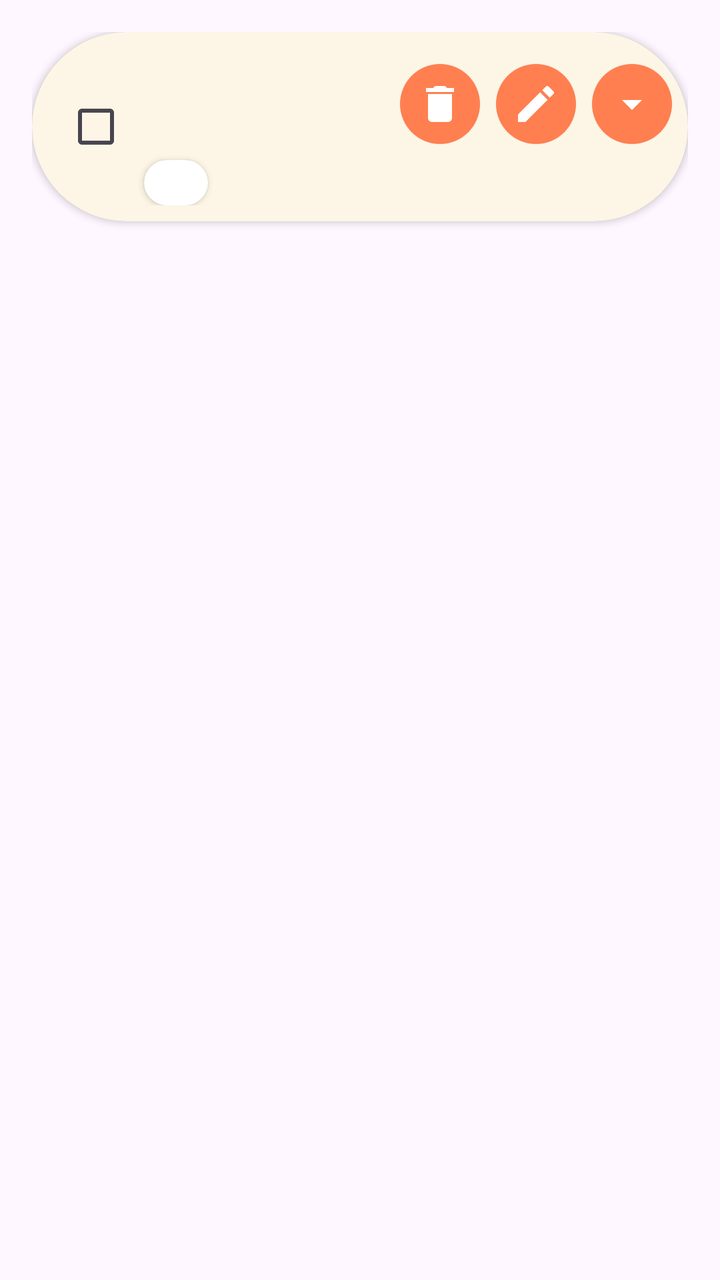
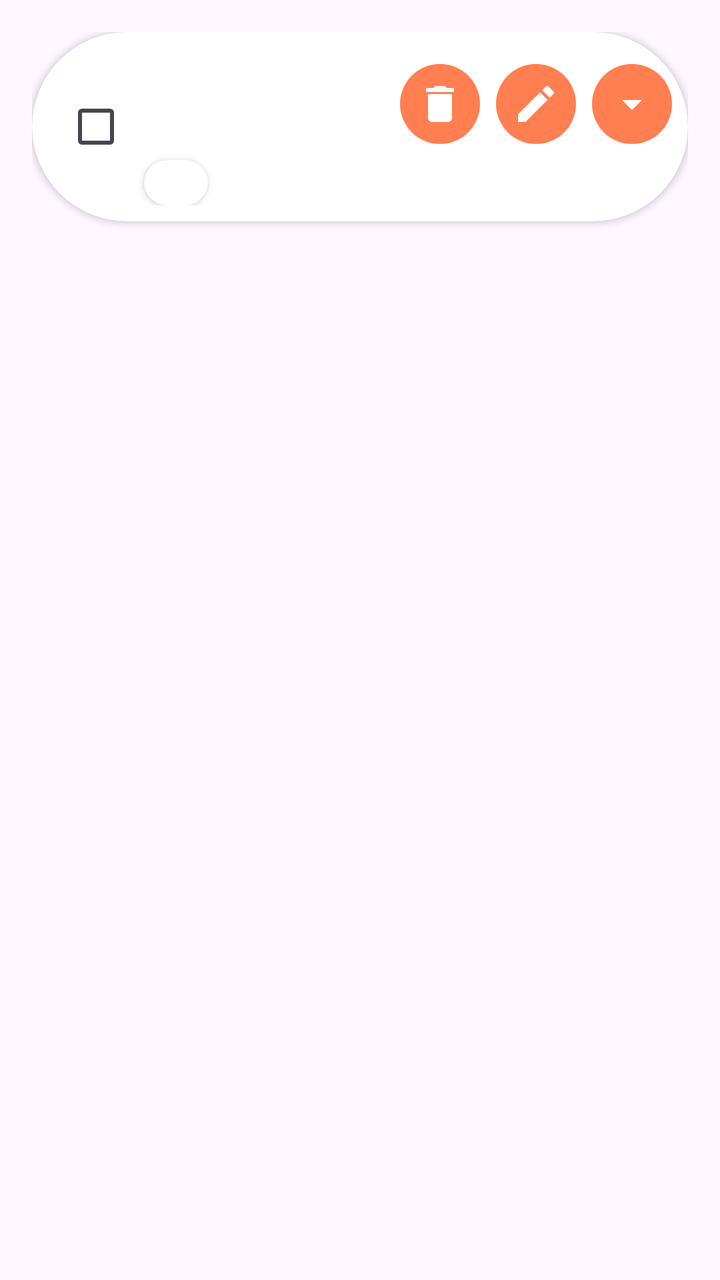

Compare the two renders of this Android layout. The source of the first and the diff that turns it into the second are given below.
<!-- AndroidManifest.xml: application theme Theme.TodoApp -->
<!-- res/layout/task_layout.xml -->
<?xml version="1.0" encoding="utf-8"?>
<layout xmlns:tools="http://schemas.android.com/tools"
    xmlns:android="http://schemas.android.com/apk/res/android"
    xmlns:app="http://schemas.android.com/apk/res-auto">

    <data>

    </data>

    <androidx.constraintlayout.widget.ConstraintLayout
        android:id="@+id/task_layout"
        android:layout_width="match_parent"
        android:layout_height="wrap_content"
        android:padding="16dp">

        <androidx.cardview.widget.CardView
            android:id="@+id/task_card"
            android:layout_width="match_parent"
            android:layout_height="wrap_content"
            app:layout_constraintStart_toStartOf="parent"
            app:layout_constraintTop_toTopOf="parent"
            app:cardCornerRadius="48dp"
            app:cardBackgroundColor="@color/OldLace">

            <androidx.constraintlayout.widget.ConstraintLayout
                android:layout_width="match_parent"
                android:layout_height="match_parent"
                android:padding="8dp">

                <CheckBox
                    android:id="@+id/done_button"
                    android:layout_width="wrap_content"
                    android:layout_height="wrap_content"
                    app:layout_constraintStart_toStartOf="parent"
                    app:layout_constraintTop_toTopOf="parent"
                    app:layout_constraintBottom_toBottomOf="parent"/>

                <TextView
                    android:id="@+id/task_name"
                    android:layout_width="wrap_content"
                    android:layout_height="wrap_content"
                    app:layout_constraintStart_toEndOf="@id/done_button"
                    app:layout_constraintTop_toTopOf="parent"
                    android:layout_marginTop="8dp"
                    android:textSize="17sp"
                    android:textStyle="bold"
                    android:maxWidth="140dp"/>

                <androidx.cardview.widget.CardView
                    android:id="@+id/priority_field"
                    android:layout_width="wrap_content"
                    android:layout_height="wrap_content"
                    app:layout_constraintStart_toEndOf="@id/done_button"
                    app:layout_constraintTop_toBottomOf="@id/delete_button"
                    app:cardCornerRadius="16dp"
                    android:layout_marginTop="8dp"
                    android:layout_marginBottom="8dp">

                    <LinearLayout
                        android:layout_width="match_parent"
                        android:layout_height="match_parent"
                        android:gravity="center"
                        android:orientation="horizontal">

                        <TextView
                            android:id="@+id/priority_text"
                            android:layout_width="match_parent"
                            android:layout_height="match_parent"
                            android:textSize="17sp"
                            android:paddingStart="16dp"
                            android:paddingEnd="16dp" />

                    </LinearLayout>

                </androidx.cardview.widget.CardView>

                <TextView
                    android:id="@+id/reminder_time_text"
                    android:layout_width="wrap_content"
                    android:layout_height="wrap_content"
                    app:layout_constraintEnd_toEndOf="parent"
                    app:layout_constraintTop_toTopOf="@id/priority_field"
                    android:layout_marginEnd="8dp"
                    android:textSize="17sp"
                    android:maxWidth="100dp"
                    android:textAlignment="center"/>

                <ImageButton
                    android:id="@+id/drop_down_up_button"
                    android:layout_width="wrap_content"
                    android:layout_height="wrap_content"
                    app:layout_constraintEnd_toEndOf="parent"
                    app:layout_constraintTop_toTopOf="@id/edit_button"
                    android:src="@drawable/baseline_arrow_drop_down_24"
                    style="@style/RoundedImageButton"/>

                <ImageButton
                    android:id="@+id/edit_button"
                    android:layout_width="40dp"
                    android:layout_height="40dp"
                    app:layout_constraintEnd_toStartOf="@id/drop_down_up_button"
                    app:layout_constraintTop_toTopOf="parent"
                    android:src="@drawable/baseline_edit_24"
                    style="@style/RoundedImageButton"
                    android:layout_marginTop="8dp"
                    android:layout_marginEnd="8dp" />

                <ImageButton
                    android:id="@+id/delete_button"
                    android:layout_width="40dp"
                    android:layout_height="40dp"
                    app:layout_constraintEnd_toStartOf="@id/edit_button"
                    app:layout_constraintTop_toTopOf="@id/edit_button"
                    android:src="@drawable/baseline_delete_24"
                    style="@style/RoundedImageButton"
                    android:layout_marginEnd="8dp"/>

            </androidx.constraintlayout.widget.ConstraintLayout>

        </androidx.cardview.widget.CardView>

        <LinearLayout
            android:id="@+id/notes_layout"
            android:layout_width="0dp"
            android:layout_height="match_parent"
            app:layout_constraintTop_toBottomOf="@id/task_card"
            app:layout_constraintStart_toStartOf="@id/task_card"
            app:layout_constraintEnd_toEndOf="@id/task_card"
            android:background="@color/LightGrey"
            android:orientation="vertical"
            android:layout_marginTop="-32dp"
            android:paddingTop="36dp"
            android:paddingBottom="16dp"
            android:visibility="gone">

            <TextView
                android:layout_width="wrap_content"
                android:layout_height="wrap_content"
                android:text="Notes:"
                android:textSize="17sp"
                android:textStyle="bold"
                android:layout_marginStart="16dp"/>

            <TextView
                android:id="@+id/notes_text"
                android:layout_width="wrap_content"
                android:layout_height="wrap_content"
                android:layout_marginStart="16dp"
                android:layout_marginTop="8dp"
                android:textSize="17sp"
                android:maxWidth="300dp"/>

        </LinearLayout>

    </androidx.constraintlayout.widget.ConstraintLayout>
</layout>
<!-- resources referenced by this layout -->
<resources>
  <color name="LightGrey">#F0F0F0</color>
  <color name="OldLace">#FDF5E6</color>
  <!-- drawable baseline_arrow_drop_down_24 (drawable) -->
  <vector xmlns:android="http://schemas.android.com/apk/res/android" android:height="24dp" android:tint="#FFFFFF" android:viewportHeight="24" android:viewportWidth="24" android:width="24dp">
        
      <path android:fillColor="@android:color/white" android:pathData="M7,10l5,5 5,-5z"/>
      
  </vector>
  <!-- drawable baseline_delete_24 (drawable) -->
  <vector xmlns:android="http://schemas.android.com/apk/res/android" android:height="24dp" android:tint="#FFFFFF" android:viewportHeight="24" android:viewportWidth="24" android:width="24dp">
        
      <path android:fillColor="@android:color/white" android:pathData="M6,19c0,1.1 0.9,2 2,2h8c1.1,0 2,-0.9 2,-2V7H6v12zM19,4h-3.5l-1,-1h-5l-1,1H5v2h14V4z"/>
      
  </vector>
  <!-- drawable baseline_edit_24 (drawable) -->
  <vector xmlns:android="http://schemas.android.com/apk/res/android" android:height="24dp" android:tint="#FFFFFF" android:viewportHeight="24" android:viewportWidth="24" android:width="24dp">
        
      <path android:fillColor="@android:color/white" android:pathData="M3,17.25V21h3.75L17.81,9.94l-3.75,-3.75L3,17.25zM20.71,7.04c0.39,-0.39 0.39,-1.02 0,-1.41l-2.34,-2.34c-0.39,-0.39 -1.02,-0.39 -1.41,0l-1.83,1.83 3.75,3.75 1.83,-1.83z"/>
      
  </vector>
  <style name="RoundedImageButton" parent="Widget.AppCompat.ImageButton">
          <item name="android:background">@drawable/rounded_button_background</item>
          <item name="android:scaleType">centerInside</item>
          <item name="android:padding">8dp</item>
      </style>
  <style name="Theme.TodoApp" parent="Base.Theme.TodoApp" />
  <!-- drawable rounded_button_background (drawable) -->
  <?xml version="1.0" encoding="utf-8"?>
  <shape xmlns:android="http://schemas.android.com/apk/res/android"
      android:shape="oval">
      <solid android:color="@color/Coral" />
  </shape>
  <style name="Base.Theme.TodoApp" parent="Theme.Material3.DayNight.NoActionBar">
          
          
      </style>
  <color name="Coral">#FF7F50</color>
</resources>

<!-- the commit's change to res/layout/task_layout.xml (unified diff, before → after) -->
@@ -5,6 +5,9 @@
 
     <data>
 
+        <variable
+            name="text_color"
+            type="int" />
     </data>
 
     <androidx.constraintlayout.widget.ConstraintLayout
@@ -19,10 +22,10 @@
             android:layout_height="wrap_content"
             app:layout_constraintStart_toStartOf="parent"
             app:layout_constraintTop_toTopOf="parent"
-            app:cardCornerRadius="48dp"
-            app:cardBackgroundColor="@color/OldLace">
+            app:cardCornerRadius="48dp">
 
             <androidx.constraintlayout.widget.ConstraintLayout
+                android:id="@+id/task_card_layout"
                 android:layout_width="match_parent"
                 android:layout_height="match_parent"
                 android:padding="8dp">
@@ -44,7 +47,8 @@
                     android:layout_marginTop="8dp"
                     android:textSize="17sp"
                     android:textStyle="bold"
-                    android:maxWidth="140dp"/>
+                    android:maxWidth="140dp"
+                    android:textColor="@{text_color}"/>
 
                 <androidx.cardview.widget.CardView
                     android:id="@+id/priority_field"
@@ -83,7 +87,8 @@
                     android:layout_marginEnd="8dp"
                     android:textSize="17sp"
                     android:maxWidth="100dp"
-                    android:textAlignment="center"/>
+                    android:textAlignment="center"
+                    android:textColor="@{text_color}"/>
 
                 <ImageButton
                     android:id="@+id/drop_down_up_button"
<!-- resource entries referenced after the edit -->
@@ -1,7 +1,6 @@
 <!-- resources referenced by this layout -->
 <resources>
   <color name="LightGrey">#F0F0F0</color>
-  <color name="OldLace">#FDF5E6</color>
   <!-- drawable baseline_arrow_drop_down_24 (drawable) -->
   <vector xmlns:android="http://schemas.android.com/apk/res/android" android:height="24dp" android:tint="#FFFFFF" android:viewportHeight="24" android:viewportWidth="24" android:width="24dp">
         
